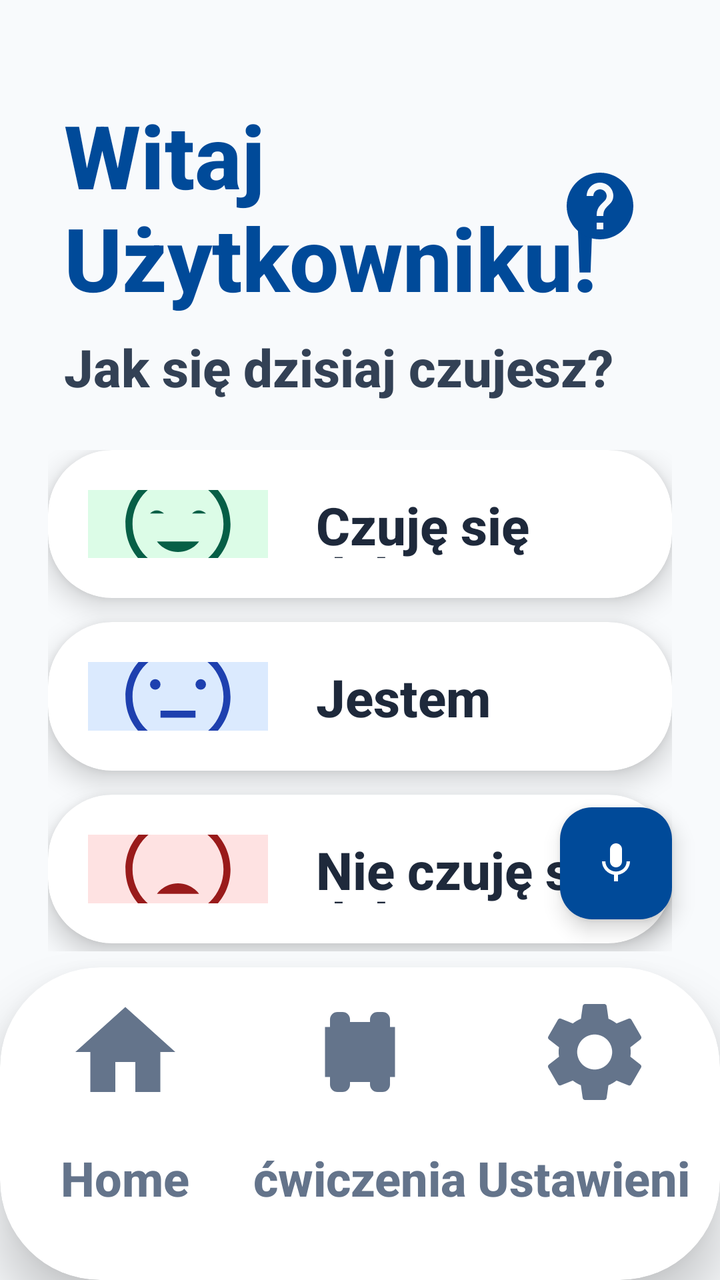
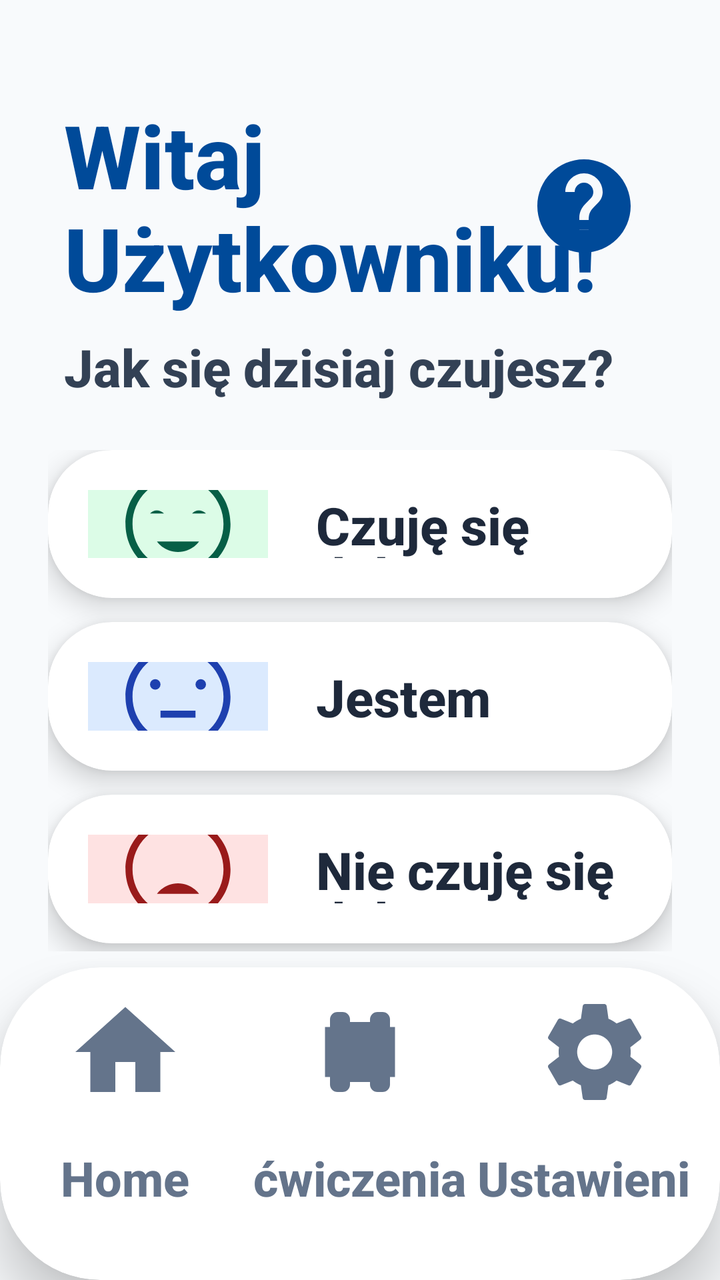

An Android layout rendered at two revisions. The XML below is the earlier revision; the diff shows what the commit changed to produce the second picture.
<!-- AndroidManifest.xml: application theme Theme.Fitnessapp -->
<!-- res/layout/activity_main.xml -->
<?xml version="1.0" encoding="utf-8"?>
<androidx.constraintlayout.widget.ConstraintLayout xmlns:android="http://schemas.android.com/apk/res/android"
    xmlns:app="http://schemas.android.com/apk/res-auto"
    android:layout_width="match_parent"
    android:layout_height="match_parent">

    <LinearLayout
        android:id="@+id/header_container"
        android:layout_width="match_parent"
        android:layout_height="wrap_content"
        android:orientation="vertical"
        android:paddingHorizontal="32dp"
        android:paddingTop="48dp"
        app:layout_constraintTop_toTopOf="parent">

<RelativeLayout
        android:layout_width="match_parent"
        android:layout_height="wrap_content">

        <TextView
            android:id="@+id/tv_welcome_title"
            android:layout_width="match_parent"
            android:layout_height="wrap_content"
            android:text="Witaj Użytkowniku!"
            android:textColor="#004A99"
            android:textSize="44sp"
            android:textStyle="bold" />

        <ImageButton
            android:id="@+id/btn_help"
            android:layout_width="56dp"
            android:layout_height="56dp"
            android:layout_alignParentEnd="true"
            android:layout_centerVertical="true"
            android:background="?android:attr/selectableItemBackgroundBorderless"
            android:src="@drawable/ic_help"
            android:scaleType="fitCenter"
            android:padding="8dp"
            android:contentDescription="Pomoc głosowa" />
    </RelativeLayout>

        <TextView
            android:layout_width="match_parent"
            android:layout_height="wrap_content"
            android:layout_marginTop="8dp"
            android:text="Jak się dzisiaj czujesz?"
            android:textColor="#334155"
            android:textSize="26sp"
            android:textStyle="bold" />
    </LinearLayout>

    <LinearLayout
        android:layout_width="match_parent"
        android:layout_height="0dp"
        android:orientation="vertical"
        android:paddingHorizontal="24dp"
        android:paddingTop="24dp"
        android:paddingBottom="8dp"
        app:layout_constraintTop_toBottomOf="@id/header_container"
        app:layout_constraintBottom_toTopOf="@id/bottom_nav_container">

        
        <androidx.cardview.widget.CardView
            android:id="@+id/card_mood_happy"
            android:layout_width="match_parent"
            android:layout_height="0dp"
            android:layout_weight="1"
            android:layout_marginBottom="12dp"
            app:cardCornerRadius="32dp"
            app:cardElevation="8dp"
            android:clickable="true"
            android:focusable="true"
            android:foreground="?android:attr/selectableItemBackground">

            <LinearLayout
                android:layout_width="match_parent"
                android:layout_height="match_parent"
                android:gravity="center_vertical"
                android:orientation="horizontal"
                android:padding="20dp">

                <FrameLayout
                    android:layout_width="90dp"
                    android:layout_height="90dp">
                    <View
                        android:layout_width="match_parent"
                        android:layout_height="match_parent"
                        android:background="@drawable/bg_indicator_active"
                        android:backgroundTint="#DCFCE7" />
                    <ImageView
                        android:layout_width="56dp"
                        android:layout_height="56dp"
                        android:layout_gravity="center"
                        android:contentDescription="Dobry nastrój"
                        android:src="@drawable/ic_mood_happy" />
                </FrameLayout>

                <TextView
                    android:layout_width="0dp"
                    android:layout_height="wrap_content"
                    android:layout_weight="1"
                    android:layout_marginStart="24dp"
                    android:text="Czuję się\ndobrze"
                    android:textColor="#1E293B"
                    android:textSize="26sp"
                    android:textStyle="bold"
                    android:lineSpacingMultiplier="0.85" />
            </LinearLayout>
        </androidx.cardview.widget.CardView>

        
        <androidx.cardview.widget.CardView
            android:id="@+id/card_mood_sad"
            android:layout_width="match_parent"
            android:layout_height="0dp"
            android:layout_weight="1"
            android:layout_marginBottom="12dp"
            app:cardCornerRadius="32dp"
            app:cardElevation="8dp"
            android:clickable="true"
            android:focusable="true"
            android:foreground="?android:attr/selectableItemBackground">

            <LinearLayout
                android:layout_width="match_parent"
                android:layout_height="match_parent"
                android:gravity="center_vertical"
                android:orientation="horizontal"
                android:padding="20dp">

                <FrameLayout
                    android:layout_width="90dp"
                    android:layout_height="90dp">
                    <View
                        android:layout_width="match_parent"
                        android:layout_height="match_parent"
                        android:background="@drawable/bg_indicator_active"
                        android:backgroundTint="#DBEAFE" />
                    <ImageView
                        android:layout_width="56dp"
                        android:layout_height="56dp"
                        android:layout_gravity="center"
                        android:contentDescription="Zmęczenie"
                        android:src="@drawable/ic_mood_sad" />
                </FrameLayout>

                <TextView
                    android:layout_width="0dp"
                    android:layout_height="wrap_content"
                    android:layout_weight="1"
                    android:layout_marginStart="24dp"
                    android:text="Jestem\nzmęczony"
                    android:textColor="#1E293B"
                    android:textSize="26sp"
                    android:textStyle="bold"
                    android:lineSpacingMultiplier="0.85" />
            </LinearLayout>
        </androidx.cardview.widget.CardView>

        
        <androidx.cardview.widget.CardView
            android:id="@+id/card_mood_very_sad"
            android:layout_width="match_parent"
            android:layout_height="0dp"
            android:layout_weight="1"
            android:layout_marginBottom="4dp"
            app:cardCornerRadius="32dp"
            app:cardElevation="8dp"
            android:clickable="true"
            android:focusable="true"
            android:foreground="?android:attr/selectableItemBackground">

            <LinearLayout
                android:layout_width="match_parent"
                android:layout_height="match_parent"
                android:gravity="center_vertical"
                android:orientation="horizontal"
                android:padding="20dp">

                <FrameLayout
                    android:layout_width="90dp"
                    android:layout_height="90dp">
                    <View
                        android:layout_width="match_parent"
                        android:layout_height="match_parent"
                        android:background="@drawable/bg_indicator_active"
                        android:backgroundTint="#FEE2E2" />
                    <ImageView
                        android:layout_width="56dp"
                        android:layout_height="56dp"
                        android:layout_gravity="center"
                        android:contentDescription="Zły nastrój"
                        android:src="@drawable/ic_mood_very_sad" />
                </FrameLayout>

                <TextView
                    android:layout_width="0dp"
                    android:layout_height="wrap_content"
                    android:layout_weight="1"
                    android:layout_marginStart="24dp"
                    android:text="Nie czuję się\ndobrze"
                    android:textColor="#1E293B"
                    android:textSize="26sp"
                    android:textStyle="bold"
                    android:lineSpacingMultiplier="0.85" />
            </LinearLayout>
        </androidx.cardview.widget.CardView>

    </LinearLayout>

    <include
        android:id="@+id/bottom_nav_container"
        layout="@layout/layout_bottom_nav"
        android:layout_width="match_parent"
        android:layout_height="wrap_content"
        app:layout_constraintBottom_toBottomOf="parent" />

    
    <com.google.android.material.floatingactionbutton.FloatingActionButton
        android:id="@+id/fab_mic"
        android:layout_width="wrap_content"
        android:layout_height="wrap_content"
        android:layout_margin="24dp"
        android:src="@drawable/ic_mic"
        android:contentDescription="Włącz mikrofon"
        app:backgroundTint="#004A99"
        app:tint="#FFFFFF"
        app:layout_constraintBottom_toTopOf="@id/bottom_nav_container"
        app:layout_constraintEnd_toEndOf="parent" />


</androidx.constraintlayout.widget.ConstraintLayout>
<!-- res/layout/layout_bottom_nav.xml (included above) -->
<?xml version="1.0" encoding="utf-8"?>
<androidx.cardview.widget.CardView xmlns:android="http://schemas.android.com/apk/res/android"
    xmlns:app="http://schemas.android.com/apk/res-auto"
    android:id="@+id/bottom_nav_container"
    android:layout_width="match_parent"
    android:layout_height="210dp"
    app:cardCornerRadius="50dp"
    app:cardElevation="16dp"
    app:cardBackgroundColor="#FFFFFF"
    android:layout_marginBottom="-35dp">

    <LinearLayout
        android:layout_width="match_parent"
        android:layout_height="match_parent"
        android:orientation="horizontal"
        android:baselineAligned="false"
        android:paddingBottom="35dp"
        android:paddingHorizontal="4dp"
        android:gravity="bottom">

        
        <LinearLayout
            android:id="@+id/nav_home"
            android:layout_width="0dp"
            android:layout_height="match_parent"
            android:layout_weight="1"
            android:gravity="center"
            android:orientation="vertical"
            android:clickable="true"
            android:focusable="true"
            android:background="?android:attr/selectableItemBackground">

            <androidx.cardview.widget.CardView
                android:id="@+id/nav_home_indicator"
                android:layout_width="120dp"
                android:layout_height="85dp"
                app:cardCornerRadius="30dp"
                app:cardElevation="0dp"
                app:cardBackgroundColor="@android:color/transparent">
                <ImageView
                    android:id="@+id/nav_home_icon"
                    android:layout_width="60dp"
                    android:layout_height="60dp"
                    android:layout_gravity="center"
                    android:contentDescription="@string/nav_home"
                    android:src="@drawable/ic_home"
                    app:tint="#64748B" />
            </androidx.cardview.widget.CardView>
            <TextView
                android:id="@+id/nav_home_text"
                android:layout_width="wrap_content"
                android:layout_height="wrap_content"
                android:text="@string/nav_home"
                android:textColor="#64748B"
                android:textStyle="bold"
                android:textSize="24sp"
                android:maxLines="1"
                android:ellipsize="none"
                android:layout_marginTop="4dp" />
        </LinearLayout>

        
        <LinearLayout
            android:id="@+id/nav_plan"
            android:layout_width="0dp"
            android:layout_height="match_parent"
            android:layout_weight="1"
            android:gravity="center"
            android:orientation="vertical"
            android:clickable="true"
            android:focusable="true"
            android:background="?android:attr/selectableItemBackground">

            <androidx.cardview.widget.CardView
                android:id="@+id/nav_plan_indicator"
                android:layout_width="120dp"
                android:layout_height="85dp"
                app:cardCornerRadius="30dp"
                app:cardElevation="0dp"
                app:cardBackgroundColor="@android:color/transparent">
                <ImageView
                    android:id="@+id/nav_plan_icon"
                    android:layout_width="60dp"
                    android:layout_height="60dp"
                    android:layout_gravity="center"
                    android:contentDescription="@string/nav_exercises"
                    android:src="@drawable/ic_dumbbell"
                    app:tint="#64748B" />
            </androidx.cardview.widget.CardView>
            <TextView
                android:id="@+id/nav_plan_text"
                android:layout_width="wrap_content"
                android:layout_height="wrap_content"
                android:text="@string/nav_exercises"
                android:textColor="#64748B"
                android:textStyle="bold"
                android:textSize="24sp"
                android:maxLines="1"
                android:ellipsize="none"
                android:layout_marginTop="4dp" />
        </LinearLayout>

        
        <LinearLayout
            android:id="@+id/nav_settings"
            android:layout_width="0dp"
            android:layout_height="match_parent"
            android:layout_weight="1"
            android:gravity="center"
            android:orientation="vertical"
            android:clickable="true"
            android:focusable="true"
            android:background="?android:attr/selectableItemBackground">

            <androidx.cardview.widget.CardView
                android:id="@+id/nav_settings_indicator"
                android:layout_width="120dp"
                android:layout_height="85dp"
                app:cardCornerRadius="30dp"
                app:cardElevation="0dp"
                app:cardBackgroundColor="@android:color/transparent">
                <ImageView
                    android:id="@+id/nav_settings_icon"
                    android:layout_width="60dp"
                    android:layout_height="60dp"
                    android:layout_gravity="center"
                    android:contentDescription="@string/nav_settings_label"
                    android:src="@drawable/ic_settings"
                    app:tint="#64748B" />
            </androidx.cardview.widget.CardView>
            <TextView
                android:id="@+id/nav_settings_text"
                android:layout_width="wrap_content"
                android:layout_height="wrap_content"
                android:text="@string/nav_settings_label"
                android:textColor="#64748B"
                android:textStyle="bold"
                android:textSize="24sp"
                android:maxLines="1"
                android:ellipsize="none"
                android:layout_marginTop="4dp" />
        </LinearLayout>

    </LinearLayout>
</androidx.cardview.widget.CardView>
<!-- resources referenced by this layout -->
<resources>
  <!-- drawable bg_indicator_active (drawable) -->
  <?xml version="1.0" encoding="utf-8"?>
  <shape xmlns:android="http://schemas.android.com/apk/res/android"
      android:shape="rectangle">
      <solid android:color="@color/blue_primary" />
      <corners android:radius="4dp" />
  </shape>
  <!-- drawable ic_dumbbell (drawable) -->
  <vector xmlns:android="http://schemas.android.com/apk/res/android"
      android:width="24dp"
      android:height="24dp"
      android:viewportWidth="24"
      android:viewportHeight="24">
      <path
          android:fillColor="#000000"
          android:pathData="M18,18.5V17H19V7H18V5.5A1.5,1.5 0,0 0,16.5 4H15.5A1.5,1.5 0,0 0,14 5.5V6H10V5.5A1.5,1.5 0,0 0,8.5 4H7.5A1.5,1.5 0,0 0,6 5.5V7H5V17H6V18.5A1.5,1.5 0,0 0,7.5 20H8.5A1.5,1.5 0,0 0,10 18.5V18H14V18.5A1.5,1.5 0,0 0,15.5 20H16.5A1.5,1.5 0,0 0,18 18.5Z"/>
  </vector>
  <!-- drawable ic_help (drawable) -->
  <vector xmlns:android="http://schemas.android.com/apk/res/android"
      android:width="48dp"
      android:height="48dp"
      android:viewportWidth="24"
      android:viewportHeight="24">
      <path
          android:fillColor="#004A99"
          android:pathData="M12,2C6.48,2 2,6.48 2,12s4.48,10 10,10 10,-4.48 10,-10S17.52,2 12,2zM13,19h-2v-2h2v2zM15.07,11.25l-0.9,0.92C13.45,12.9 13,13.5 13,15h-2v-0.5c0,-1.1 0.45,-2.1 1.17,-2.83l1.24,-1.26c0.37,-0.36 0.59,-0.86 0.59,-1.41 0,-1.1 -0.9,-2 -2,-2s-2,0.9 -2,2L8,9c0,-2.21 1.79,-4 4,-4s4,1.79 4,4c0,0.88 -0.36,1.68 -0.93,2.25z"/>
  </vector>
  <!-- drawable ic_home (drawable) -->
  <vector xmlns:android="http://schemas.android.com/apk/res/android"
      android:width="24dp"
      android:height="24dp"
      android:viewportWidth="24"
      android:viewportHeight="24">
      <path
          android:fillColor="#FF000000"
          android:pathData="M10,20V14H14V20H19V12H22L12,3L2,12H5V20H10Z" />
  </vector>
  <!-- drawable ic_mic (drawable) -->
  <vector xmlns:android="http://schemas.android.com/apk/res/android"
      android:width="24dp"
      android:height="24dp"
      android:viewportWidth="24"
      android:viewportHeight="24">
      <path
          android:fillColor="#1A5DFF"
          android:pathData="M12,14c1.66,0 3,-1.34 3,-3V5c0,-1.66 -1.34,-3 -3,-3S9,3.34 9,5v6C9,12.66 10.34,14 12,14zM17.3,11c0,3 -2.54,5.1 -5.3,5.1S6.7,14 6.7,11H5c0,3.41 2.72,6.23 6,6.72V21h2v-3.28c3.28,-0.49 6,-3.31 6,-6.72H17.3z"/>
  </vector>
  <!-- drawable ic_mood_very_sad (drawable) -->
  <vector xmlns:android="http://schemas.android.com/apk/res/android"
      android:width="64dp"
      android:height="64dp"
      android:viewportWidth="64"
      android:viewportHeight="64">
      <path
          android:fillColor="#991B1B"
          android:pathData="M32,2C15.43,2 2,15.43 2,32s13.43,30 30,30 30,-13.43 30,-30S48.57,2 32,2zM32,58C17.66,58 6,46.34 6,32S17.66,6 32,6s26,11.66 26,26S46.34,58 32,58z"/>
      <path
          android:fillColor="#991B1B"
          android:pathData="M18,24l4,4m0,-4l-4,4M42,24l4,4m0,-4l-4,4"/>
      <path
          android:fillColor="#991B1B"
          android:pathData="M32,40c-8,0 -12,6 -12,6h24C44,46 40,40 32,40z"/>
  </vector>
  <string name="nav_exercises">ćwiczenia</string>
  <string name="nav_home">Home</string>
  <string name="nav_settings_label">Ustawienia</string>
  <style name="Theme.Fitnessapp" parent="Base.Theme.Fitnessapp" />
  <color name="blue_primary">#2563EB</color>
  <style name="Base.Theme.Fitnessapp" parent="Theme.Material3.Light.NoActionBar">
          
          <item name="android:fontFamily">sans-serif-medium</item>
          <item name="android:textAllCaps">false</item>
          <item name="android:textColor">#0F172A</item>
          <item name="android:windowBackground">#F8FAFC</item>
      </style>
  <!-- unchanged entries left out for length: 3 -->
</resources>

<!-- the commit's change to res/layout/activity_main.xml (unified diff, before → after) -->
@@ -28,8 +28,8 @@
 
         <ImageButton
             android:id="@+id/btn_help"
-            android:layout_width="56dp"
-            android:layout_height="56dp"
+            android:layout_width="72dp"
+            android:layout_height="72dp"
             android:layout_alignParentEnd="true"
             android:layout_centerVertical="true"
             android:background="?android:attr/selectableItemBackgroundBorderless"
@@ -214,20 +214,6 @@
         android:layout_width="match_parent"
         android:layout_height="wrap_content"
         app:layout_constraintBottom_toBottomOf="parent" />
-
-    
-    <com.google.android.material.floatingactionbutton.FloatingActionButton
-        android:id="@+id/fab_mic"
-        android:layout_width="wrap_content"
-        android:layout_height="wrap_content"
-        android:layout_margin="24dp"
-        android:src="@drawable/ic_mic"
-        android:contentDescription="Włącz mikrofon"
-        app:backgroundTint="#004A99"
-        app:tint="#FFFFFF"
-        app:layout_constraintBottom_toTopOf="@id/bottom_nav_container"
-        app:layout_constraintEnd_toEndOf="parent" />
-
 
 </androidx.constraintlayout.widget.ConstraintLayout>
 <!-- res/layout/layout_bottom_nav.xml (included above) -->
<!-- resource entries referenced after the edit -->
@@ -37,16 +37,6 @@
           android:fillColor="#FF000000"
           android:pathData="M10,20V14H14V20H19V12H22L12,3L2,12H5V20H10Z" />
   </vector>
-  <!-- drawable ic_mic (drawable) -->
-  <vector xmlns:android="http://schemas.android.com/apk/res/android"
-      android:width="24dp"
-      android:height="24dp"
-      android:viewportWidth="24"
-      android:viewportHeight="24">
-      <path
-          android:fillColor="#1A5DFF"
-          android:pathData="M12,14c1.66,0 3,-1.34 3,-3V5c0,-1.66 -1.34,-3 -3,-3S9,3.34 9,5v6C9,12.66 10.34,14 12,14zM17.3,11c0,3 -2.54,5.1 -5.3,5.1S6.7,14 6.7,11H5c0,3.41 2.72,6.23 6,6.72V21h2v-3.28c3.28,-0.49 6,-3.31 6,-6.72H17.3z"/>
-  </vector>
   <!-- drawable ic_mood_very_sad (drawable) -->
   <vector xmlns:android="http://schemas.android.com/apk/res/android"
       android:width="64dp"
